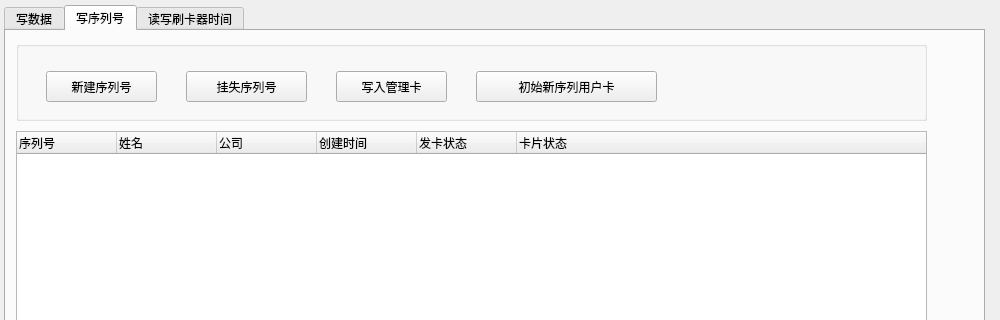
Old version of the form UI_JMFK/UI/UI_ManageCard.ui in the repository xavier-lo/JMFK; both pictures show x 0 to 1000 and y 0 to 320 of the 1000 by 600 pixel window.
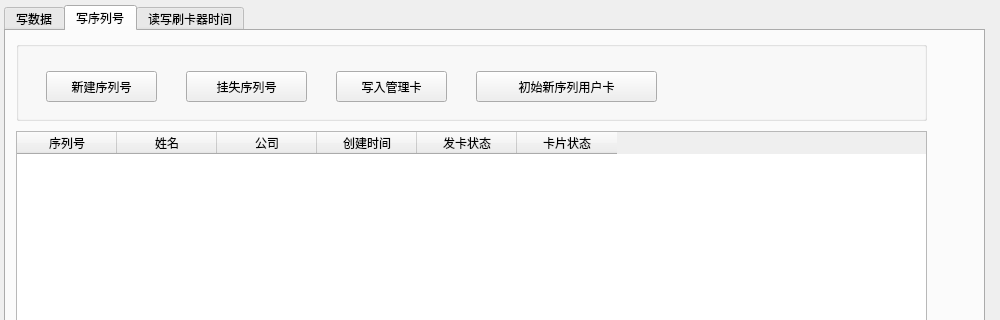
New version of the form. The open tabs and pages were chosen to show the change.

```diff
--- a/UI_JMFK/UI/UI_ManageCard.ui
+++ b/UI_JMFK/UI/UI_ManageCard.ui
@@ -325,7 +325,7 @@
        </property>
       </widget>
      </widget>
-     <widget class="QTreeWidget" name="treeWidget">
+     <widget class="QTableWidget" name="tableWidget">
       <property name="geometry">
        <rect>
         <x>10</x>
```
Left out of the diff: 4 changed lines with no effect on the pictures.
